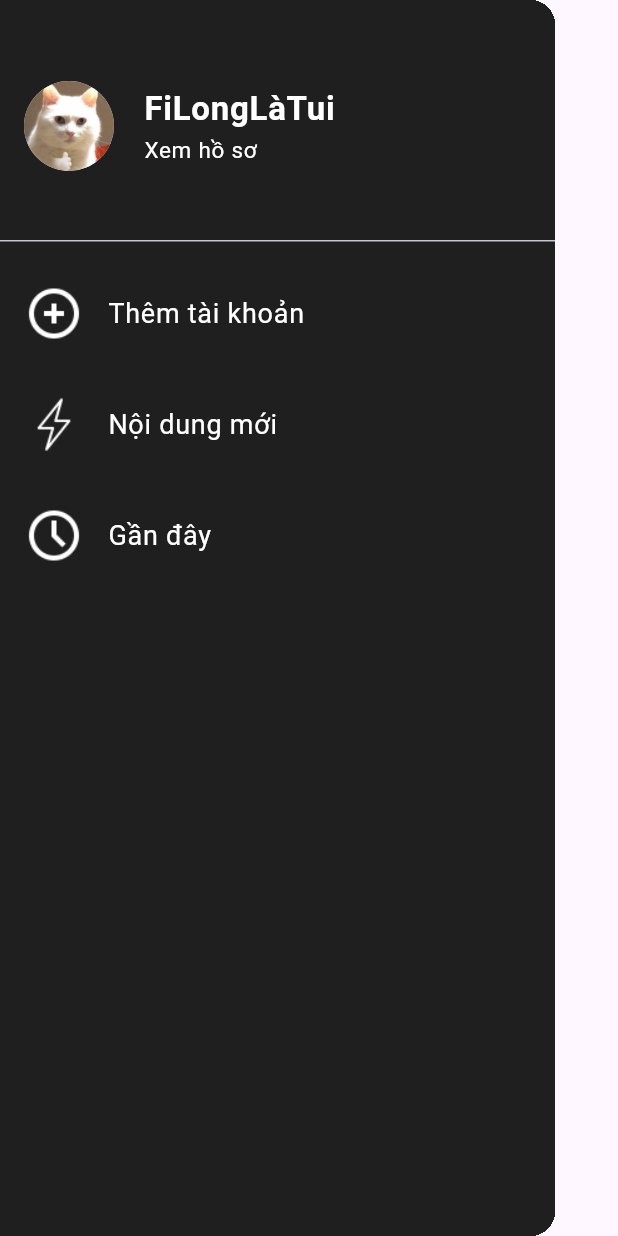
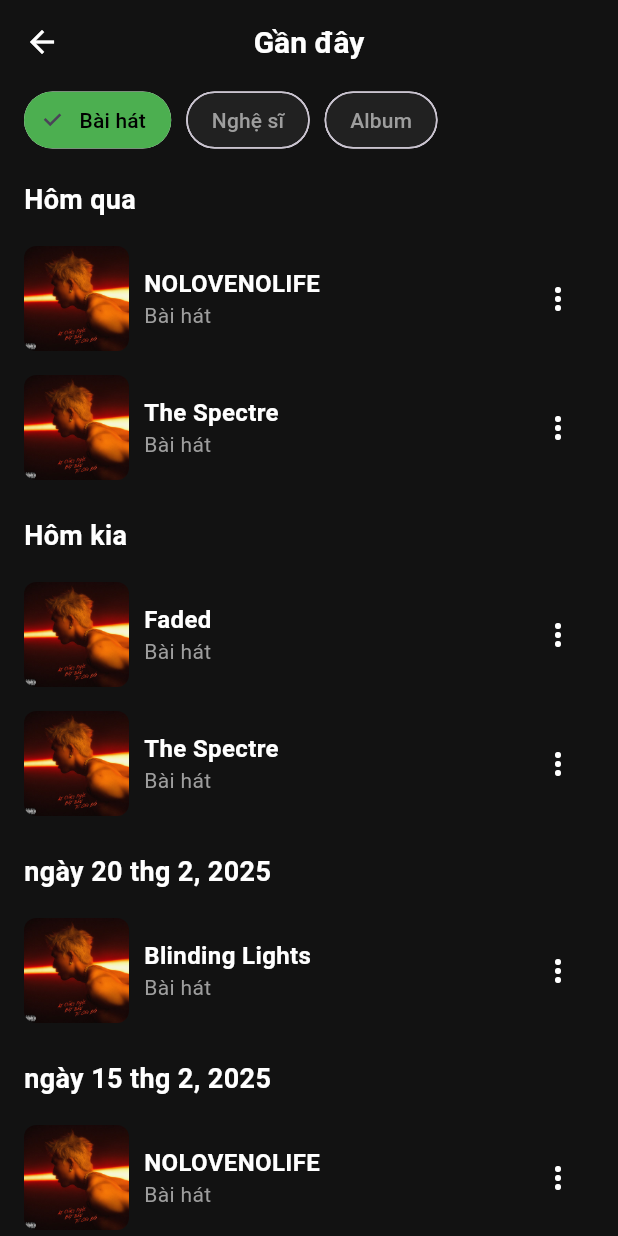
Before and after one commit to FiLongLaTui1584/Spotify_Clone, a Flutter app: the NavigationWidget widget shown alone on an empty page, opened directly, after a tap on "Gần đây", on a phone screen of 412 x 824 dp. Run offline on Flutter 3.47's test engine with Material 3 defaults, Android fonts, the light colour scheme and no system bars.

Commit message:
1 mớ trang nữa x3x3

```diff
--- a/test_do_an/lib/component/custom_drawer_nav.dart
+++ b/test_do_an/lib/component/custom_drawer_nav.dart
@@ -1,4 +1,6 @@
 import 'package:flutter/material.dart';
+import 'package:test_do_an/page/new_content_page.dart';
+import 'package:test_do_an/page/recent_page.dart';
 
 class NavigationWidget extends StatefulWidget {
   const NavigationWidget({super.key});
@@ -78,7 +80,12 @@ class _NavigationWidgetState extends State<NavigationWidget> {
                 style: TextStyle(color: Colors.white, fontSize: 18),
               ),
               onTap: () {
-                // Handle the tap
+                Navigator.push(
+                  context,
+                  MaterialPageRoute(
+                    builder: (context) => NewContentPage(),
+                  ),
+                );
               },
             ),
             SizedBox(height: 18),
@@ -93,7 +100,12 @@ class _NavigationWidgetState extends State<NavigationWidget> {
                 style: TextStyle(color: Colors.white, fontSize: 18),
               ),
               onTap: () {
-                // Handle the tap
+                Navigator.push(
+                  context,
+                  MaterialPageRoute(
+                    builder: (context) => RecentPage(),
+                  ),
+                );
               },
             ),
           ],
--- a/test_do_an/lib/page/playlist_detail.dart
+++ b/test_do_an/lib/page/playlist_detail.dart
@@ -99,7 +99,7 @@ class PlaylistDetailPage extends StatelessWidget {
                   crossAxisAlignment: CrossAxisAlignment.start,
                   children: [
                     Text(
-                      "Danh sách phát thứ 1 của tôi",
+                      "Danh sách phát #1",
                       style: TextStyle(
                         color: Colors.white,
                         fontSize: 22,
--- /dev/null
+++ b/test_do_an/lib/page/recent_page.dart
@@ -0,0 +1,252 @@
+import 'package:flutter/material.dart';
+
+class RecentPage extends StatefulWidget {
+  @override
+  _RecentPageState createState() => _RecentPageState();
+}
+
+class _RecentPageState extends State<RecentPage> {
+  int selectedFilter = 0; // 0: Bài hát, 1: Nghệ sĩ, 2: Album
+
+  final List<String> filters = ["Bài hát", "Nghệ sĩ", "Album"];
+
+  final Map<String, List<Map<String, String>>> recentItems = {
+    "Hôm qua": [
+      {
+        "title": "NOLOVENOLIFE",
+        "type": "Bài hát",
+        "image": "assets/images/random.png"
+      },
+      {
+        "title": "The Spectre",
+        "type": "Bài hát",
+        "image": "assets/images/random.png"
+      },
+      {
+        "title": "Alan Walker",
+        "type": "Nghệ sĩ",
+        "image": "assets/images/random.png"
+      },
+      {
+        "title": "This Is Alan Walker",
+        "type": "Album",
+        "image": "assets/images/random.png"
+      },
+    ],
+    "Hôm kia": [
+      {
+        "title": "Faded",
+        "type": "Bài hát",
+        "image": "assets/images/random.png"
+      },
+      {
+        "title": "The Spectre",
+        "type": "Bài hát",
+        "image": "assets/images/random.png"
+      },
+      {
+        "title": "Bruno Mars",
+        "type": "Nghệ sĩ",
+        "image": "assets/images/random.png"
+      },
+      {
+        "title": "This Is Alan Walker",
+        "type": "Album",
+        "image": "assets/images/random.png"
+      },
+    ],
+    "ngày 20 thg 2, 2025": [
+      {
+        "title": "Blinding Lights",
+        "type": "Bài hát",
+        "image": "assets/images/random.png"
+      },
+    ],
+    "ngày 15 thg 2, 2025": [
+      {
+        "title": "NOLOVENOLIFE",
+        "type": "Bài hát",
+        "image": "assets/images/random.png"
+      },
+      {
+        "title": "The Spectre",
+        "type": "Bài hát",
+        "image": "assets/images/random.png"
+      },
+      {
+        "title": "Alan Walker",
+        "type": "Nghệ sĩ",
+        "image": "assets/images/random.png"
+      },
+      {
+        "title": "This Is Alan Walker",
+        "type": "Album",
+        "image": "assets/images/random.png"
+      },
+    ],
+    "ngày 10 thg 2, 2025": [
+      {
+        "title": "Faded",
+        "type": "Bài hát",
+        "image": "assets/images/random.png"
+      },
+      {
+        "title": "The Spectre",
+        "type": "Bài hát",
+        "image": "assets/images/random.png"
+      },
+      {
+        "title": "Bruno Mars",
+        "type": "Nghệ sĩ",
+        "image": "assets/images/random.png"
+      },
+      {
+        "title": "This Is Alan Walker",
+        "type": "Album",
+        "image": "assets/images/random.png"
+      },
+    ],
+    "ngày 5 thg 2, 2025": [
+      {
+        "title": "Blinding Lights",
+        "type": "Bài hát",
+        "image": "assets/images/random.png"
+      },
+    ]
+  };
+
+  @override
+  Widget build(BuildContext context) {
+    return Scaffold(
+      backgroundColor: Color.fromRGBO(18, 18, 18, 1),
+      appBar: AppBar(
+        backgroundColor: Color.fromRGBO(18, 18, 18, 1),
+        elevation: 0,
+        leading: IconButton(
+          icon: Icon(Icons.arrow_back, color: Colors.white),
+          onPressed: () => Navigator.pop(context),
+        ),
+        title: Text("Gần đây",
+            style: TextStyle(
+                color: Colors.white,
+                fontSize: 20,
+                fontWeight: FontWeight.bold)),
+        centerTitle: true,
+      ),
+      body: Padding(
+        padding: const EdgeInsets.symmetric(horizontal: 16),
+        child: Column(
+          crossAxisAlignment: CrossAxisAlignment.start,
+          children: [
+            Row(
+              mainAxisAlignment: MainAxisAlignment.start,
+              children: List.generate(filters.length, (index) {
+                return Padding(
+                  padding: const EdgeInsets.only(right: 10),
+                  child: ChoiceChip(
+                    label: Text(filters[index]),
+                    selected: selectedFilter == index,
+                    onSelected: (bool selected) {
+                      setState(() {
+                        selectedFilter = index;
+                      });
+                    },
+                    selectedColor: Colors.green,
+                    backgroundColor: Colors.grey[900],
+                    labelStyle: TextStyle(
+                      color:
+                          selectedFilter == index ? Colors.black : Colors.grey,
+                    ),
+                    shape: RoundedRectangleBorder(
+                      borderRadius:
+                          BorderRadius.circular(20), // Điều chỉnh độ bo tròn
+                    ),
+                  ),
+                );
+              }),
+            ),
+            SizedBox(height: 16),
+            Expanded(
+              child: ListView(
+                children: recentItems.keys.map((date) {
+                  return _buildDateSection(date, recentItems[date]!);
+                }).toList(),
+              ),
+            ),
+          ],
+        ),
+      ),
+    );
+  }
+
+  Widget _buildDateSection(String date, List<Map<String, String>> items) {
+    return Column(
+      crossAxisAlignment: CrossAxisAlignment.start,
+      children: [
+        Text(date,
+            style: TextStyle(
+                color: Colors.white,
+                fontSize: 18,
+                fontWeight: FontWeight.bold)),
+        SizedBox(height: 10),
+        Column(
+          children: items.where((item) => _filterItem(item)).map((item) {
+            return _buildRecentItem(item);
+          }).toList(),
+        ),
+        SizedBox(height: 16),
+      ],
+    );
+  }
+
+  Widget _buildRecentItem(Map<String, String> item) {
+    return Padding(
+      padding: const EdgeInsets.symmetric(vertical: 8),
+      child: Row(
+        children: [
+          ClipRRect(
+            borderRadius: BorderRadius.circular(8),
+            child: Image.asset(
+              item["image"]!,
+              width: 70,
+              height: 70,
+              fit: BoxFit.cover,
+            ),
+          ),
+          SizedBox(width: 10),
+          Expanded(
+            child: Column(
+              crossAxisAlignment: CrossAxisAlignment.start,
+              children: [
+                Text(
+                  item["title"]!,
+                  style: TextStyle(
+                      color: Colors.white,
+                      fontSize: 16,
+                      fontWeight: FontWeight.bold),
+                  maxLines: 1,
+                  overflow: TextOverflow.ellipsis,
+                ),
+                Text(
+                  item["type"]!,
+                  style: TextStyle(color: Colors.grey, fontSize: 14),
+                ),
+              ],
+            ),
+          ),
+          IconButton(
+            icon: Icon(Icons.more_vert, color: Colors.white),
+            onPressed: () {},
+          ),
+        ],
+      ),
+    );
+  }
+
+  bool _filterItem(Map<String, String> item) {
+    if (selectedFilter == 0) return item["type"] == "Bài hát";
+    if (selectedFilter == 1) return item["type"] == "Nghệ sĩ";
+    if (selectedFilter == 2) return item["type"] == "Album";
+    return true;
+  }
+}
```
Also changed, not shown: test_do_an/lib/page/account.dart (+9 -1 lines), test_do_an/lib/page/new_content_page.dart (added, +181 -0 lines), test_do_an/lib/page/settings_page.dart (added, +83 -0 lines).
